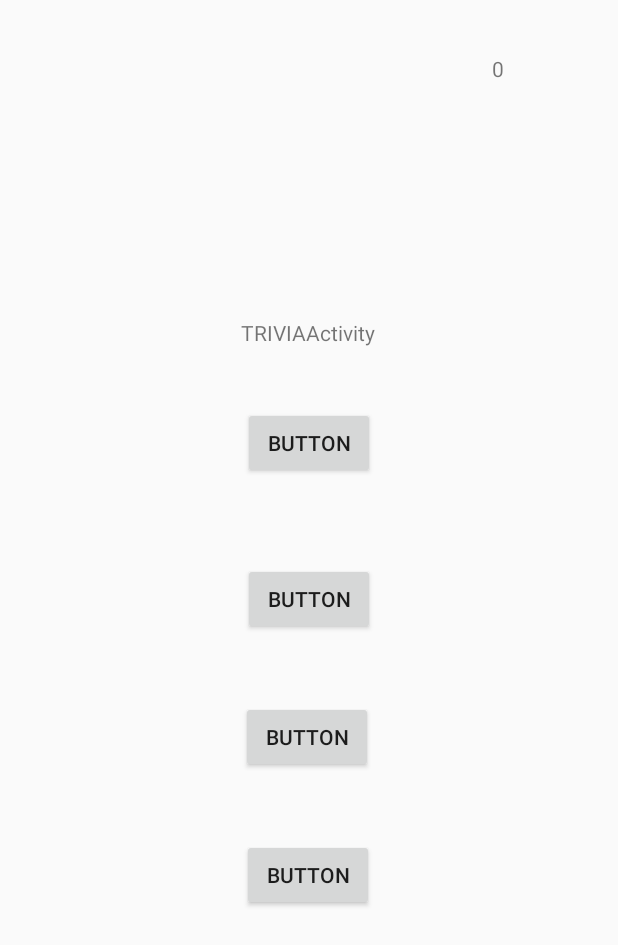
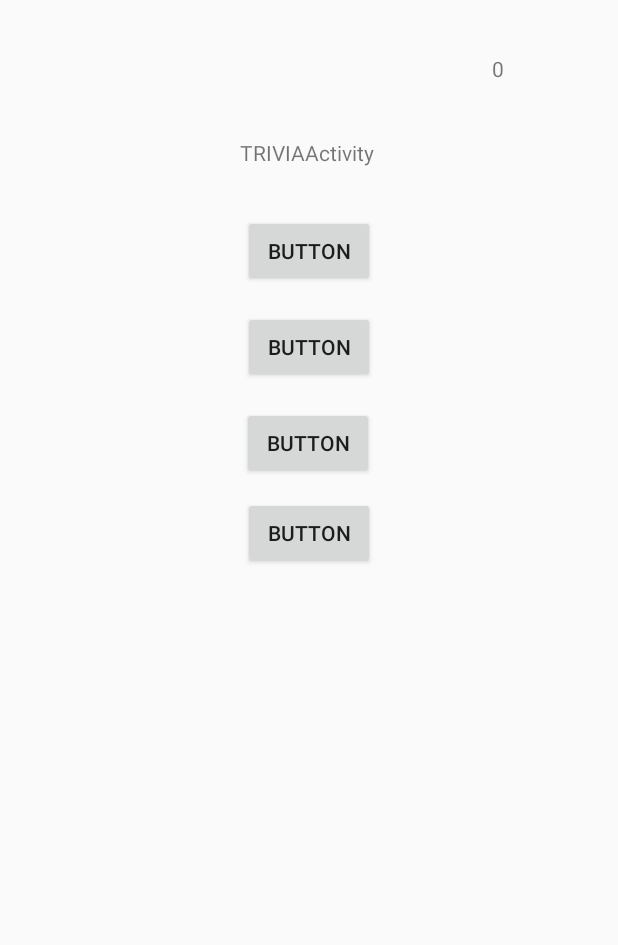
Before and after one commit to kelvinCB/Covintena, an Android app: the layout activity_trivia.xml on its own in the app's theme, with its tools: preview values and no code run, on a phone screen of 412 x 824 dp. Shown: the top 945 px of the screen. Run offline under Robolectric (Android 15) with nearby library versions, the phone set to English and light mode, and no system bars.

Commit message:
Headsup y trivia listos

```diff
--- a/app/src/main/res/layout/activity_trivia.xml
+++ b/app/src/main/res/layout/activity_trivia.xml
@@ -10,10 +10,10 @@
         android:id="@+id/tvPregunta"
         android:layout_width="wrap_content"
         android:layout_height="wrap_content"
-        android:layout_marginTop="212dp"
+        android:layout_marginTop="92dp"
         android:text="TRIVIAActivity"
         app:layout_constraintEnd_toEndOf="parent"
-        app:layout_constraintHorizontal_bias="0.498"
+        app:layout_constraintHorizontal_bias="0.496"
         app:layout_constraintStart_toStartOf="parent"
         app:layout_constraintTop_toTopOf="parent" />
 
@@ -21,10 +21,9 @@
         android:id="@+id/btnResp1"
         android:layout_width="wrap_content"
         android:layout_height="wrap_content"
-        android:layout_marginTop="40dp"
+        android:layout_marginTop="32dp"
         android:text="Button"
         app:layout_constraintEnd_toEndOf="parent"
-        app:layout_constraintHorizontal_bias="0.501"
         app:layout_constraintStart_toStartOf="parent"
         app:layout_constraintTop_toBottomOf="@+id/tvPregunta" />
 
@@ -32,10 +31,9 @@
         android:id="@+id/btnResp2"
         android:layout_width="wrap_content"
         android:layout_height="wrap_content"
-        android:layout_marginTop="56dp"
+        android:layout_marginTop="16dp"
         android:text="Button"
         app:layout_constraintEnd_toEndOf="parent"
-        app:layout_constraintHorizontal_bias="0.501"
         app:layout_constraintStart_toStartOf="parent"
         app:layout_constraintTop_toBottomOf="@+id/btnResp1" />
 
@@ -43,10 +41,10 @@
         android:id="@+id/btnResp3"
         android:layout_width="wrap_content"
         android:layout_height="wrap_content"
-        android:layout_marginTop="44dp"
+        android:layout_marginTop="16dp"
         android:text="Button"
         app:layout_constraintEnd_toEndOf="parent"
-        app:layout_constraintHorizontal_bias="0.495"
+        app:layout_constraintHorizontal_bias="0.497"
         app:layout_constraintStart_toStartOf="parent"
         app:layout_constraintTop_toBottomOf="@+id/btnResp2" />
 
@@ -54,10 +52,9 @@
         android:id="@+id/btnResp4"
         android:layout_width="wrap_content"
         android:layout_height="wrap_content"
-        android:layout_marginTop="44dp"
+        android:layout_marginTop="12dp"
         android:text="Button"
         app:layout_constraintEnd_toEndOf="parent"
-        app:layout_constraintHorizontal_bias="0.498"
         app:layout_constraintStart_toStartOf="parent"
         app:layout_constraintTop_toBottomOf="@+id/btnResp3" />
 
```
Also changed, not shown: app/src/main/AndroidManifest.xml (+11 -2 lines), app/src/main/java/com/example/covintena/HeadsUpActivity.java (+4 -11 lines), app/src/main/java/com/example/covintena/TriviaActivity.java (+0 -7 lines), app/src/main/res/drawable/dasierto.png (added), app/src/main/res/drawable/dia.png (added), app/src/main/res/drawable/horizonte.png (added), app/src/main/res/drawable/montana.png (added), app/src/main/res/drawable/noche.png (added), app/src/main/res/drawable/nube.png (added).
